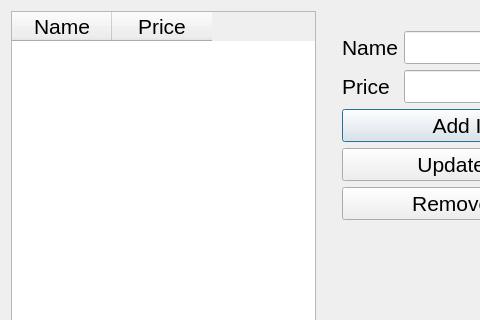
1icolo/AUPay, file src/windows/ui/EditItemsDialog.ui: the form before one commit; both pictures show x 0 to 480 and y 0 to 320 of the 638 by 512 pixel window.
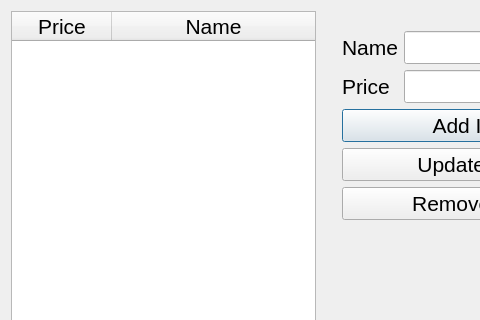
The form after the commit.

Diff of the .ui file:
```diff
--- a/src/windows/ui/EditItemsDialog.ui
+++ b/src/windows/ui/EditItemsDialog.ui
@@ -152,14 +152,17 @@
      <property name="selectionBehavior">
       <enum>QAbstractItemView::SelectRows</enum>
      </property>
+     <attribute name="horizontalHeaderStretchLastSection">
+      <bool>true</bool>
+     </attribute>
      <column>
       <property name="text">
-       <string>Name</string>
+       <string>Price</string>
       </property>
      </column>
      <column>
       <property name="text">
-       <string>Price</string>
+       <string>Name</string>
       </property>
      </column>
     </widget>
```
